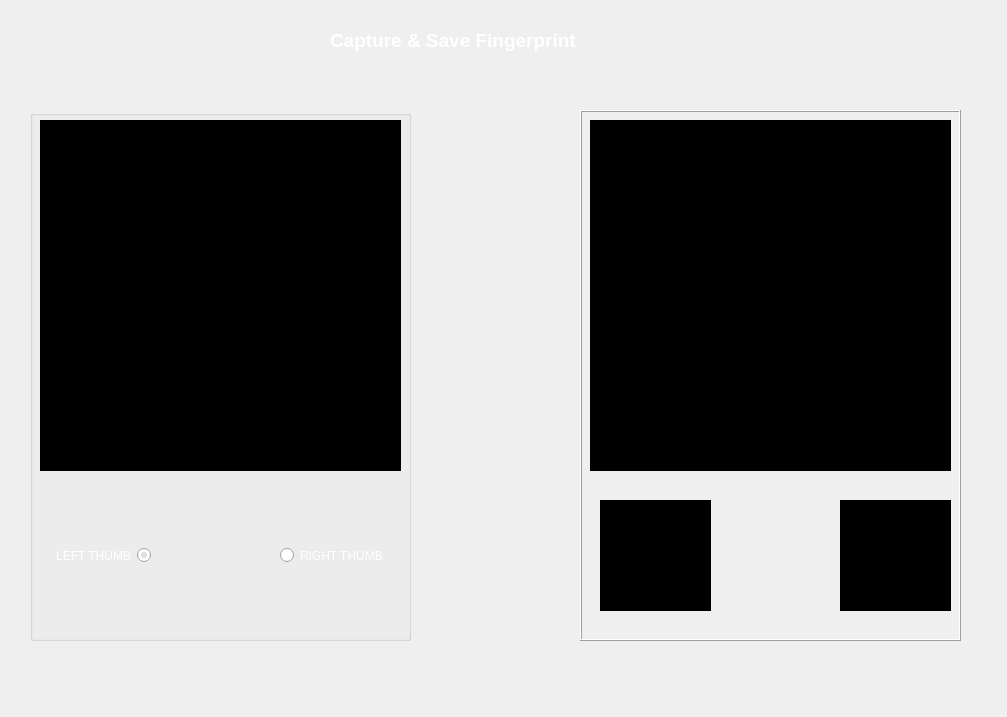
Qt form minibus-route-native-application/ui/fingerprintcaptureform.ui (nkszLedger/minibus-route-native-application) before a commit.
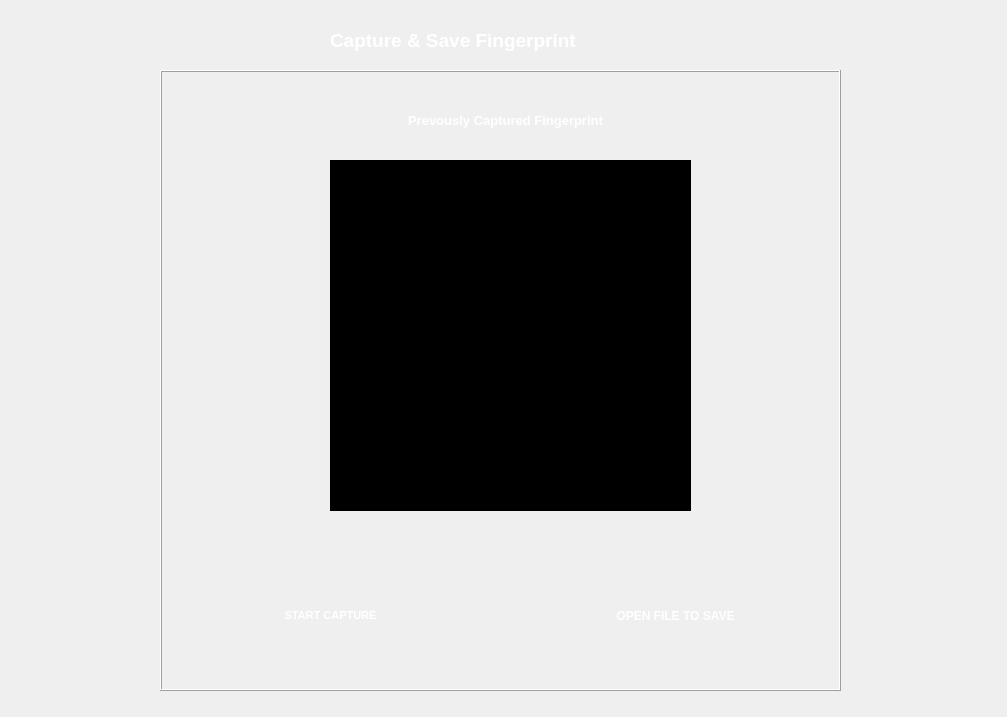
The same form after that commit. Icons and pictures are not drawn.

Commit message: fix(fingerprintcaptureform.ui): Remove capture and stream ui elements

What changed in the file:
```diff
--- a/minibus-route-native-application/ui/fingerprintcaptureform.ui
+++ b/minibus-route-native-application/ui/fingerprintcaptureform.ui
@@ -16,10 +16,10 @@
   <widget class="QFrame" name="FingerprintSaveFrame">
    <property name="geometry">
     <rect>
-     <x>580</x>
-     <y>110</y>
-     <width>381</width>
-     <height>531</height>
+     <x>160</x>
+     <y>70</y>
+     <width>681</width>
+     <height>621</height>
     </rect>
    </property>
    <property name="frameShape">
@@ -31,14 +31,26 @@
    <widget class="QPushButton" name="FingerprintSavePushButton">
     <property name="geometry">
      <rect>
-      <x>150</x>
-      <y>400</y>
-      <width>91</width>
+      <x>390</x>
+      <y>500</y>
+      <width>251</width>
       <height>91</height>
      </rect>
     </property>
+    <property name="font">
+     <font>
+      <weight>75</weight>
+      <bold>true</bold>
+     </font>
+    </property>
+    <property name="layoutDirection">
+     <enum>Qt::LeftToRight</enum>
+    </property>
+    <property name="styleSheet">
+     <string notr="true">color: rgb(255, 255, 255);</string>
+    </property>
     <property name="text">
-     <string/>
+     <string>OPEN FILE TO SAVE</string>
     </property>
     <property name="icon">
      <iconset resource="../rsc.qrc">
@@ -60,8 +72,8 @@
    <widget class="QLabel" name="FingerprintCapturedLabel">
     <property name="geometry">
      <rect>
-      <x>10</x>
-      <y>10</y>
+      <x>170</x>
+      <y>90</y>
       <width>361</width>
       <height>351</height>
      </rect>
@@ -85,42 +97,73 @@
      <bool>true</bool>
     </property>
    </widget>
-   <widget class="QLabel" name="ImageTwolabel">
+   <widget class="QPushButton" name="CapturePushButton">
     <property name="geometry">
      <rect>
-      <x>260</x>
-      <y>390</y>
-      <width>111</width>
-      <height>111</height>
+      <x>30</x>
+      <y>500</y>
+      <width>281</width>
+      <height>91</height>
      </rect>
     </property>
+    <property name="font">
+     <font>
+      <pointsize>8</pointsize>
+      <weight>75</weight>
+      <bold>true</bold>
+     </font>
+    </property>
+    <property name="layoutDirection">
+     <enum>Qt::RightToLeft</enum>
+    </property>
     <property name="styleSheet">
-     <string notr="true">background-color: rgb(0, 0, 0);</string>
-    </property>
-    <property name="frameShape">
-     <enum>QFrame::Box</enum>
+     <string notr="true">color: rgb(255, 255, 255);</string>
     </property>
     <property name="text">
-     <string/>
+     <string>START CAPTURE</string>
+    </property>
+    <property name="icon">
+     <iconset resource="../rsc.qrc">
+      <normaloff>:/resources/icons/fcapture.png</normaloff>
+      <activeon>:/resources/icons/fcapture2.png</activeon>:/resources/icons/fcapture.png</iconset>
+    </property>
+    <property name="iconSize">
+     <size>
+      <width>150</width>
+      <height>200</height>
+     </size>
+    </property>
+    <property name="autoDefault">
+     <bool>false</bool>
+    </property>
+    <property name="flat">
+     <bool>true</bool>
     </property>
    </widget>
    <widget class="QLabel" name="ImageOnelabel">
     <property name="geometry">
      <rect>
-      <x>20</x>
-      <y>390</y>
-      <width>111</width>
-      <height>111</height>
+      <x>50</x>
+      <y>30</y>
+      <width>591</width>
+      <height>41</height>
      </rect>
     </property>
+    <property name="font">
+     <font>
+      <pointsize>10</pointsize>
+      <weight>75</weight>
+      <bold>true</bold>
+     </font>
+    </property>
     <property name="styleSheet">
-     <string notr="true">background-color: rgb(0, 0, 0);</string>
-    </property>
-    <property name="frameShape">
-     <enum>QFrame::Box</enum>
+     <string notr="true">color: rgb(255, 255, 255);</string>
     </property>
     <property name="text">
-     <string/>
+     <string>Prevously Captured Fingerprint</string>
+    </property>
+    <property name="alignment">
+     <set>Qt::AlignCenter</set>
     </property>
    </widget>
   </widget>
@@ -153,109 +196,6 @@
     <string>Capture &amp; Save Fingerprint</string>
    </property>
   </widget>
-  <widget class="QGroupBox" name="FingerprintCaptureGroupBox">
-   <property name="geometry">
-    <rect>
-     <x>30</x>
-     <y>110</y>
-     <width>381</width>
-     <height>531</height>
-    </rect>
-   </property>
-   <property name="styleSheet">
-    <string notr="true"/>
-   </property>
-   <widget class="QLabel" name="FingerprintCaptureLabel">
-    <property name="geometry">
-     <rect>
-      <x>10</x>
-      <y>10</y>
-      <width>361</width>
-      <height>351</height>
-     </rect>
-    </property>
-    <property name="styleSheet">
-     <string notr="true">color: rgb(255, 255, 255);
-font: 75 14pt &quot;MS Shell Dlg 2&quot;;
-background-color: rgb(0, 0, 0);
-</string>
-    </property>
-    <property name="text">
-     <string/>
-    </property>
-    <property name="alignment">
-     <set>Qt::AlignCenter</set>
-    </property>
-   </widget>
-   <widget class="QPushButton" name="CapturePushButton">
-    <property name="geometry">
-     <rect>
-      <x>140</x>
-      <y>400</y>
-      <width>101</width>
-      <height>91</height>
-     </rect>
-    </property>
-    <property name="text">
-     <string/>
-    </property>
-    <property name="icon">
-     <iconset resource="../rsc.qrc">
-      <normaloff>:/resources/icons/fcapture.png</normaloff>
-      <activeon>:/resources/icons/fcapture2.png</activeon>:/resources/icons/fcapture.png</iconset>
-    </property>
-    <property name="iconSize">
-     <size>
-      <width>150</width>
-      <height>200</height>
-     </size>
-    </property>
-    <property name="autoDefault">
-     <bool>false</bool>
-    </property>
-    <property name="flat">
-     <bool>true</bool>
-    </property>
-   </widget>
-   <widget class="QRadioButton" name="LeftRadioButton">
-    <property name="geometry">
-     <rect>
-      <x>10</x>
-      <y>430</y>
-      <width>111</width>
-      <height>31</height>
-     </rect>
-    </property>
-    <property name="layoutDirection">
-     <enum>Qt::RightToLeft</enum>
-    </property>
-    <property name="styleSheet">
-     <string notr="true">color: rgb(255, 255, 255);</string>
-    </property>
-    <property name="text">
-     <string>LEFT THUMB</string>
-    </property>
-    <property name="checked">
-     <bool>true</bool>
-    </property>
-   </widget>
-   <widget class="QRadioButton" name="RightRadioButton">
-    <property name="geometry">
-     <rect>
-      <x>250</x>
-      <y>430</y>
-      <width>121</width>
-      <height>31</height>
-     </rect>
-    </property>
-    <property name="styleSheet">
-     <string notr="true">color: rgb(255, 255, 255);</string>
-    </property>
-    <property name="text">
-     <string>RIGHT THUMB</string>
-    </property>
-   </widget>
-  </widget>
   <widget class="QPushButton" name="HomePushButton">
    <property name="geometry">
     <rect>
```
Left out of the diff: 2 changed lines with no effect on the pictures.
